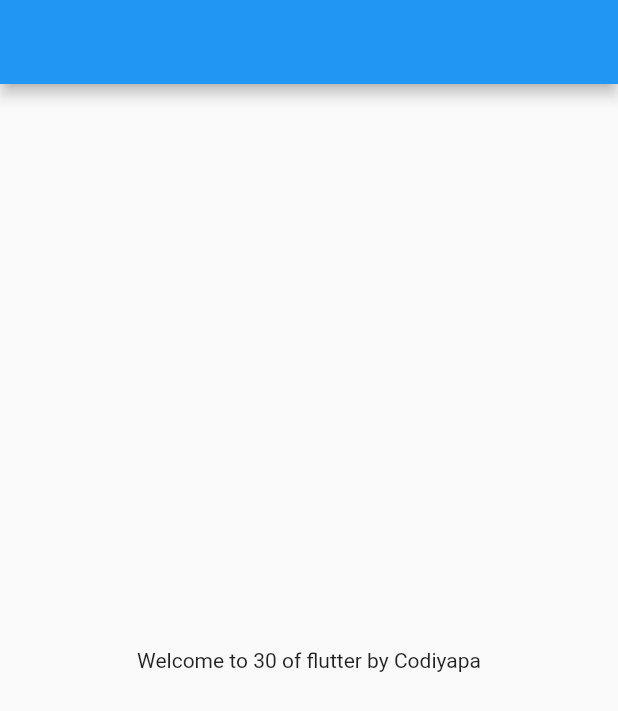
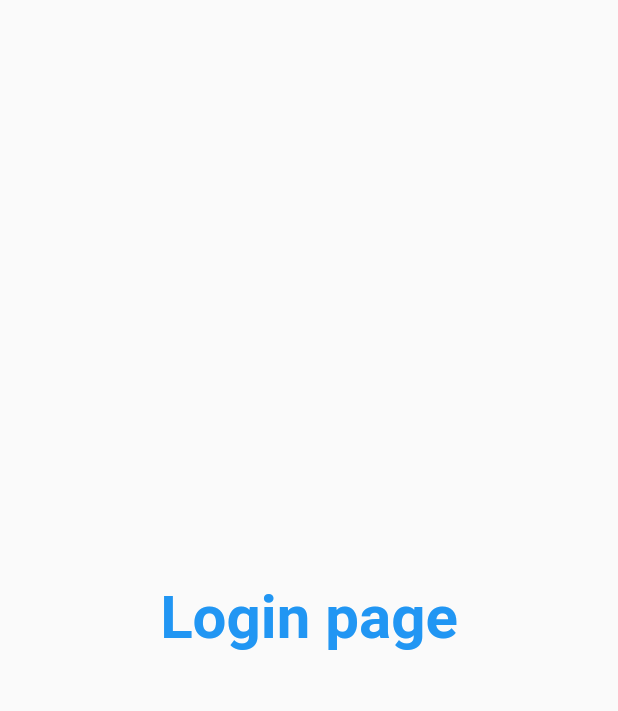
Before and after one commit to pallaw/flutter-catalog-app, a Flutter app: the screen it shows after launch, on a phone screen of 412 x 824 dp. Shown: the top 711 px of the screen. Run offline on Flutter 3.47's test engine with Material 2 defaults, Android fonts, the phone set to English and light mode, and no system bars.

Commit message:
Day3 complete

```diff
--- a/lib/main.dart
+++ b/lib/main.dart
@@ -1,4 +1,5 @@
-import 'package:catalog_app/home_page.dart';
+import 'package:catalog_app/pages/home_page.dart';
+import 'package:catalog_app/pages/login_page.dart';
 import 'package:flutter/material.dart';
 
 void main() {
@@ -10,12 +11,17 @@ class MyApp extends StatelessWidget {
 
   @override
   Widget build(BuildContext context) {
-
     int days = 30;
     String name = "Codiyapa";
 
     return MaterialApp(
-      home: HomePage(),
+      theme: ThemeData(primarySwatch: Colors.deepOrange),
+      themeMode: ThemeMode.light,
+      initialRoute: "/login",
+      routes: {
+        "/": (context) => HomePage(),
+        "/login": (context) => LoginPage(),
+      },
     );
   }
 }
--- a/lib/home_page.dart
+++ b/lib/pages/home_page.dart
@@ -16,6 +16,7 @@ class HomePage extends StatelessWidget {
           child: Text("Welcome to $days of flutter by $name"),
         ),
       ),
+      drawer: Drawer(),
     );
   }
 }
--- /dev/null
+++ b/lib/pages/login_page.dart
@@ -0,0 +1,22 @@
+import 'dart:ui';
+
+import 'package:flutter/material.dart';
+
+class LoginPage extends StatelessWidget {
+  const LoginPage({Key? key}) : super(key: key);
+
+  @override
+  Widget build(BuildContext context) {
+    return Material(
+      child: Center(
+        child: Text(
+          "Login page",
+          style: TextStyle(
+              fontSize: 20, color: Colors.blue, fontWeight: FontWeight.bold
+          ),
+          textScaleFactor: 2.0,
+        ),
+      ),
+    );
+  }
+}
```
